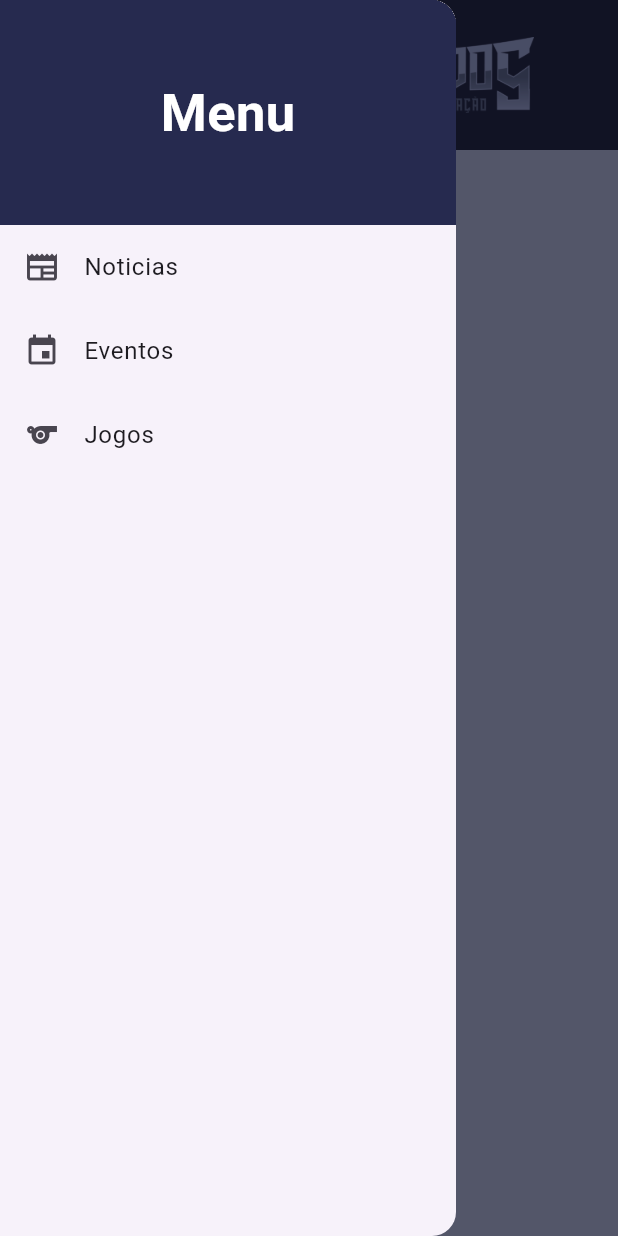
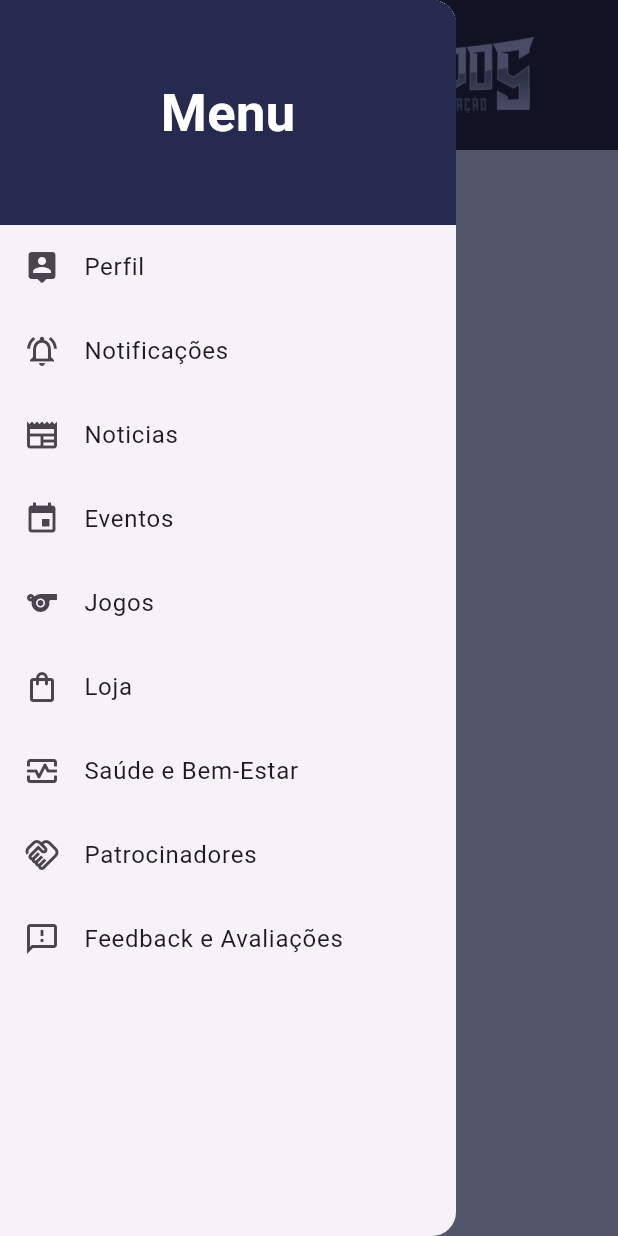
Before and after one commit to Hildemberg986/POO, a Flutter app: the screen it shows after launch, with the side drawer open, on a phone screen of 412 x 824 dp. Run offline on Flutter 3.47's test engine with Material 3 defaults, Android fonts, the phone set to English and light mode, and no system bars; Roboto replaces fonts that are missing (Raleway).

Commit message:
Creating sections to access the pages loja, feedback e avaliações, notificação, patrocinadores, perfil and saúde e bem estar

```diff
--- a/myapp/lib/widgets/custom_drawer.dart
+++ b/myapp/lib/widgets/custom_drawer.dart
@@ -2,6 +2,12 @@ import 'package:flutter/material.dart';
 import '../screens/noticias_screen.dart';
 import '../screens/eventos_screen.dart';
 import '../screens/jogos_screen.dart';
+import '../screens/patrocinadores_screen.dart';
+import '../screens/feedback_e_avaliacoes_screen.dart';
+import '../screens/loja_screen.dart';
+import '../screens/notificacao_screen.dart';
+import '../screens/perfil_screen.dart';
+import '../screens/saude_e_bem_estar_screen.dart';
 
 class CustomDrawer extends StatelessWidget {
   final Function(Widget) onSelectScreen;
@@ -27,6 +33,24 @@ class CustomDrawer extends StatelessWidget {
                 fontWeight: FontWeight.bold,
               ),
             )),
+          ),
+          ListTile(
+            leading: const Icon(Icons.person_pin_rounded),
+            title: const Text('Perfil'),
+            onTap: () {
+              Navigator.pop(context); // Fecha o drawer
+              onSelectScreen(
+                  const PerfilScreen()); // Atualiza o conteúdo da tela
+            },
+          ),
+          ListTile(
+            leading: const Icon(Icons.notifications_active_outlined),
+            title: const Text('Notificações'),
+            onTap: () {
+              Navigator.pop(context); // Fecha o drawer
+              onSelectScreen(
+                  const NotificacaoScreen()); // Atualiza o conteúdo da tela
+            },
           ),
           ListTile(
             leading: const Icon(Icons.newspaper),
@@ -55,6 +79,41 @@ class CustomDrawer extends StatelessWidget {
                   const JogosScreen()); // Atualiza o conteúdo da tela
             },
           ),
+          ListTile(
+            leading: const Icon(Icons.shopping_bag_outlined),
+            title: const Text('Loja'),
+            onTap: () {
+              Navigator.pop(context); // Fecha o drawer
+              onSelectScreen(const LojaScreen()); // Atualiza o conteúdo da tela
+            },
+          ),
+          ListTile(
+            leading: const Icon(Icons.monitor_heart_outlined),
+            title: const Text('Saúde e Bem-Estar'),
+            onTap: () {
+              Navigator.pop(context); // Fecha o drawer
+              onSelectScreen(
+                  const SaudeEBemEstarScreen()); // Atualiza o conteúdo da tela
+            },
+          ),
+          ListTile(
+            leading: const Icon(Icons.handshake_outlined),
+            title: const Text('Patrocinadores'),
+            onTap: () {
+              Navigator.pop(context); // Fecha o drawer
+              onSelectScreen(
+                  const PatrocinadoresScreen()); // Atualiza o conteúdo da tela
+            },
+          ),
+          ListTile(
+            leading: const Icon(Icons.feedback_outlined),
+            title: const Text('Feedback e Avaliações'),
+            onTap: () {
+              Navigator.pop(context); // Fecha o drawer
+              onSelectScreen(
+                  const FeedbackEAvaliacoesScreen()); // Atualiza o conteúdo da tela
+            },
+          ),
         ],
       ),
     );
```
